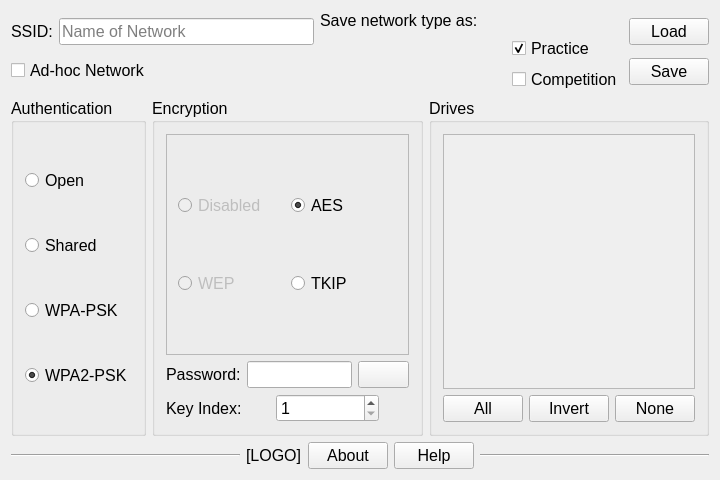
Before: the Qt Designer form configwindow.ui in OlyCow/drive-configer, drawn with Qt 5.
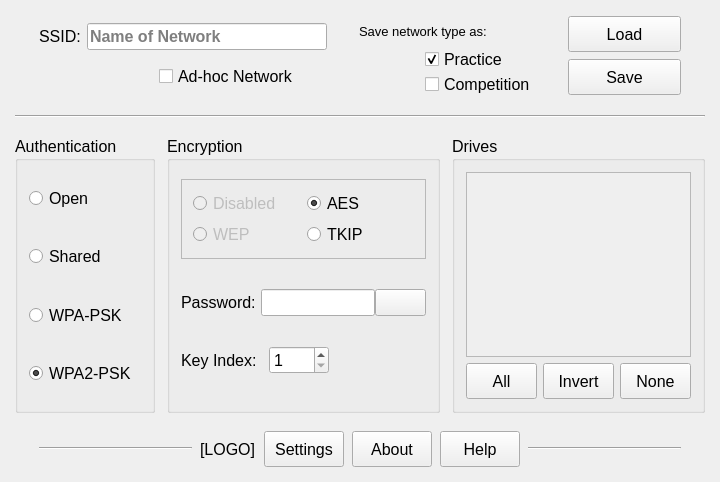
After: the same form once the commit is applied. Icons and pictures are not drawn.

Commit message:
Prettified layout
mostly done?

Diff of the .ui file:
```diff
--- a/configwindow.ui
+++ b/configwindow.ui
@@ -10,6 +10,18 @@
     <height>480</height>
    </rect>
   </property>
+  <property name="sizePolicy">
+   <sizepolicy hsizetype="Maximum" vsizetype="Maximum">
+    <horstretch>0</horstretch>
+    <verstretch>0</verstretch>
+   </sizepolicy>
+  </property>
+  <property name="maximumSize">
+   <size>
+    <width>720</width>
+    <height>480</height>
+   </size>
+  </property>
   <property name="font">
    <font>
     <pointsize>12</pointsize>
@@ -19,116 +31,53 @@
    <string>ConfigWindow</string>
   </property>
   <widget class="QWidget" name="widget_main">
-   <layout class="QGridLayout" name="gridLayout">
-    <item row="0" column="0">
-     <layout class="QHBoxLayout" name="layout_network">
-      <item>
-       <layout class="QGridLayout" name="layout_network_info">
-        <item row="0" column="1">
-         <widget class="QLineEdit" name="lineEdit_SSID">
-          <property name="placeholderText">
-           <string>Name of Network</string>
-          </property>
-          <property name="clearButtonEnabled">
-           <bool>true</bool>
-          </property>
-         </widget>
-        </item>
-        <item row="0" column="0">
-         <widget class="QLabel" name="label_SSID">
-          <property name="text">
-           <string>SSID:</string>
-          </property>
-         </widget>
-        </item>
-        <item row="1" column="0" colspan="2">
-         <widget class="QCheckBox" name="checkBox_adHoc">
-          <property name="text">
-           <string>Ad-hoc Network</string>
-          </property>
-         </widget>
-        </item>
-       </layout>
-      </item>
-      <item>
-       <layout class="QGridLayout" name="layout_network_type">
-        <item row="1" column="1">
-         <widget class="QCheckBox" name="checkBox_practice">
-          <property name="text">
-           <string>Practice</string>
-          </property>
-          <property name="checked">
-           <bool>true</bool>
-          </property>
-         </widget>
-        </item>
-        <item row="2" column="1">
-         <widget class="QCheckBox" name="checkBox_competition">
-          <property name="text">
-           <string>Competition</string>
-          </property>
-         </widget>
-        </item>
-        <item row="0" column="0" colspan="2">
-         <widget class="QLabel" name="label_network_type">
-          <property name="text">
-           <string>Save network type as:</string>
-          </property>
-         </widget>
-        </item>
-        <item row="1" column="0" rowspan="2">
-         <spacer name="spacer_network_type">
-          <property name="orientation">
-           <enum>Qt::Horizontal</enum>
-          </property>
-          <property name="sizeHint" stdset="0">
-           <size>
-            <width>40</width>
-            <height>20</height>
-           </size>
-          </property>
-         </spacer>
-        </item>
-       </layout>
-      </item>
-      <item>
-       <layout class="QVBoxLayout" name="layout_actions">
-        <item>
-         <widget class="QPushButton" name="pushButton_load">
-          <property name="text">
-           <string>Load</string>
-          </property>
-          <property name="icon">
-           <iconset resource="icons.qrc">
-            <normaloff>:/icons/download.png</normaloff>:/icons/download.png</iconset>
-          </property>
-         </widget>
-        </item>
-        <item>
-         <widget class="QPushButton" name="pushButton_save">
-          <property name="text">
-           <string>Save</string>
-          </property>
-          <property name="icon">
-           <iconset resource="icons.qrc">
-            <normaloff>:/icons/upload.png</normaloff>:/icons/upload.png</iconset>
-          </property>
-         </widget>
-        </item>
-       </layout>
-      </item>
-     </layout>
-    </item>
-    <item row="1" column="0">
+   <layout class="QGridLayout" name="gridLayout_main">
+    <property name="leftMargin">
+     <number>15</number>
+    </property>
+    <property name="topMargin">
+     <number>15</number>
+    </property>
+    <property name="rightMargin">
+     <number>15</number>
+    </property>
+    <property name="bottomMargin">
+     <number>15</number>
+    </property>
+    <property name="verticalSpacing">
+     <number>18</number>
+    </property>
+    <item row="2" column="0">
      <layout class="QHBoxLayout" name="layout_configs">
+      <property name="spacing">
+       <number>12</number>
+      </property>
       <item>
        <widget class="QGroupBox" name="groupBox_auth">
+        <property name="sizePolicy">
+         <sizepolicy hsizetype="Minimum" vsizetype="Preferred">
+          <horstretch>0</horstretch>
+          <verstretch>0</verstretch>
+         </sizepolicy>
+        </property>
+        <property name="minimumSize">
+         <size>
+          <width>140</width>
+          <height>0</height>
+         </size>
+        </property>
         <property name="title">
          <string>Authentication</string>
         </property>
         <layout class="QVBoxLayout" name="layout_auth">
          <item>
           <widget class="QRadioButton" name="radioButton_open">
+           <property name="sizePolicy">
+            <sizepolicy hsizetype="Minimum" vsizetype="Expanding">
+             <horstretch>0</horstretch>
+             <verstretch>0</verstretch>
+            </sizepolicy>
+           </property>
            <property name="text">
             <string>Open</string>
            </property>
@@ -136,6 +85,12 @@
          </item>
          <item>
           <widget class="QRadioButton" name="radioButton_shared">
+           <property name="sizePolicy">
+            <sizepolicy hsizetype="Minimum" vsizetype="Expanding">
+             <horstretch>0</horstretch>
+             <verstretch>0</verstretch>
+            </sizepolicy>
+           </property>
            <property name="text">
             <string>Shared</string>
            </property>
@@ -143,6 +98,12 @@
          </item>
          <item>
           <widget class="QRadioButton" name="radioButton_WPA">
+           <property name="sizePolicy">
+            <sizepolicy hsizetype="Minimum" vsizetype="Expanding">
+             <horstretch>0</horstretch>
+             <verstretch>0</verstretch>
+            </sizepolicy>
+           </property>
            <property name="text">
             <string>WPA-PSK</string>
            </property>
@@ -150,6 +111,12 @@
          </item>
          <item>
           <widget class="QRadioButton" name="radioButton_WPA2">
+           <property name="sizePolicy">
+            <sizepolicy hsizetype="Minimum" vsizetype="Expanding">
+             <horstretch>0</horstretch>
+             <verstretch>0</verstretch>
+            </sizepolicy>
+           </property>
            <property name="text">
             <string>WPA2-PSK</string>
            </property>
@@ -167,6 +134,15 @@
          <string>Encryption</string>
         </property>
         <layout class="QVBoxLayout" name="layout_encrypt">
+         <property name="spacing">
+          <number>30</number>
+         </property>
+         <property name="topMargin">
+          <number>18</number>
+         </property>
+         <property name="bottomMargin">
+          <number>36</number>
+         </property>
          <item>
           <widget class="QFrame" name="frame_encrypt">
            <property name="frameShape">
@@ -218,10 +194,13 @@
          </item>
          <item>
           <layout class="QHBoxLayout" name="layout_password">
+           <property name="spacing">
+            <number>0</number>
+           </property>
            <item>
             <widget class="QLabel" name="label_password">
              <property name="text">
-              <string>Password:</string>
+              <string>Password: </string>
              </property>
             </widget>
            </item>
@@ -259,6 +238,9 @@
          </item>
          <item>
           <layout class="QHBoxLayout" name="layout_key_index">
+           <property name="spacing">
+            <number>12</number>
+           </property>
            <item>
             <widget class="QLabel" name="label_key_index">
              <property name="text">
@@ -268,6 +250,12 @@
            </item>
            <item>
             <widget class="QSpinBox" name="spinBox_key_index">
+             <property name="minimumSize">
+              <size>
+               <width>60</width>
+               <height>0</height>
+              </size>
+             </property>
              <property name="minimum">
               <number>1</number>
              </property>
@@ -279,7 +267,7 @@
            <item>
             <widget class="QLabel" name="label_key_index_help">
              <property name="sizePolicy">
-              <sizepolicy hsizetype="Fixed" vsizetype="Fixed">
+              <sizepolicy hsizetype="Expanding" vsizetype="Fixed">
                <horstretch>0</horstretch>
                <verstretch>0</verstretch>
               </sizepolicy>
@@ -308,6 +296,18 @@
       </item>
       <item>
        <widget class="QGroupBox" name="groupBox_drives">
+        <property name="sizePolicy">
+         <sizepolicy hsizetype="Fixed" vsizetype="Preferred">
+          <horstretch>0</horstretch>
+          <verstretch>0</verstretch>
+         </sizepolicy>
+        </property>
+        <property name="minimumSize">
+         <size>
+          <width>240</width>
+          <height>0</height>
+         </size>
+        </property>
         <property name="title">
          <string>Drives</string>
         </property>
@@ -322,8 +322,8 @@
              <rect>
               <x>0</x>
               <y>0</y>
-              <width>252</width>
-              <height>251</height>
+              <width>221</width>
+              <height>175</height>
              </rect>
             </property>
            </widget>
@@ -333,6 +333,18 @@
           <layout class="QHBoxLayout" name="layout_selection">
            <item>
             <widget class="QPushButton" name="pushButton_select_all">
+             <property name="sizePolicy">
+              <sizepolicy hsizetype="Expanding" vsizetype="Fixed">
+               <horstretch>0</horstretch>
+               <verstretch>0</verstretch>
+              </sizepolicy>
+             </property>
+             <property name="minimumSize">
+              <size>
+               <width>0</width>
+               <height>36</height>
+              </size>
+             </property>
              <property name="text">
               <string>All</string>
              </property>
@@ -340,6 +352,18 @@
            </item>
            <item>
             <widget class="QPushButton" name="pushButton_select_invert">
+             <property name="sizePolicy">
+              <sizepolicy hsizetype="Expanding" vsizetype="Fixed">
+               <horstretch>0</horstretch>
+               <verstretch>0</verstretch>
+              </sizepolicy>
+             </property>
+             <property name="minimumSize">
+              <size>
+               <width>0</width>
+               <height>36</height>
+              </size>
+             </property>
              <property name="text">
               <string>Invert</string>
              </property>
@@ -347,6 +371,18 @@
            </item>
            <item>
             <widget class="QPushButton" name="pushButton_select_none">
+             <property name="sizePolicy">
+              <sizepolicy hsizetype="Expanding" vsizetype="Fixed">
+               <horstretch>0</horstretch>
+               <verstretch>0</verstretch>
+              </sizepolicy>
+             </property>
+             <property name="minimumSize">
+              <size>
+               <width>0</width>
+               <height>36</height>
+              </size>
+             </property>
              <property name="text">
               <string>None</string>
              </property>
@@ -359,8 +395,17 @@
       </item>
      </layout>
     </item>
-    <item row="2" column="0">
+    <item row="3" column="0">
      <layout class="QHBoxLayout" name="layout_program">
+      <property name="spacing">
+       <number>8</number>
+      </property>
+      <property name="leftMargin">
+       <number>24</number>
+      </property>
+      <property name="rightMargin">
+       <number>24</number>
+      </property>
       <item>
        <widget class="Line" name="line_L">
         <property name="sizePolicy">
@@ -381,8 +426,27 @@
         </property>
        </widget>
       </item>
+      <item>
+       <widget class="QPushButton" name="pushButton">
+        <property name="minimumSize">
+         <size>
+          <width>0</width>
+          <height>36</height>
+         </size>
+        </property>
+        <property name="text">
+         <string>Settings</string>
+        </property>
+       </widget>
+      </item>
       <item>
        <widget class="QPushButton" name="pushButton_about">
+        <property name="minimumSize">
+         <size>
+          <width>0</width>
+          <height>36</height>
+         </size>
+        </property>
         <property name="text">
          <string>About</string>
         </property>
@@ -390,6 +454,12 @@
       </item>
       <item>
        <widget class="QPushButton" name="pushButton_help">
+        <property name="minimumSize">
+         <size>
+          <width>0</width>
+          <height>36</height>
+         </size>
+        </property>
         <property name="text">
          <string>Help</string>
         </property>
@@ -410,6 +480,188 @@
       </item>
      </layout>
     </item>
+    <item row="0" column="0">
+     <layout class="QHBoxLayout" name="layout_network">
+      <property name="spacing">
+       <number>32</number>
+      </property>
+      <property name="leftMargin">
+       <number>24</number>
+      </property>
+      <property name="rightMargin">
+       <number>24</number>
+      </property>
+      <item>
+       <layout class="QGridLayout" name="layout_network_info">
+        <item row="0" column="1">
+         <widget class="QLineEdit" name="lineEdit_SSID">
+          <property name="sizePolicy">
+           <sizepolicy hsizetype="Fixed" vsizetype="Fixed">
+            <horstretch>0</horstretch>
+            <verstretch>0</verstretch>
+           </sizepolicy>
+          </property>
+          <property name="minimumSize">
+           <size>
+            <width>240</width>
+            <height>0</height>
+           </size>
+          </property>
+          <property name="font">
+           <font>
+            <weight>75</weight>
+            <bold>true</bold>
+           </font>
+          </property>
+          <property name="placeholderText">
+           <string>Name of Network</string>
+          </property>
+          <property name="clearButtonEnabled">
+           <bool>true</bool>
+          </property>
+         </widget>
+        </item>
+        <item row="0" column="0">
+         <widget class="QLabel" name="label_SSID">
+          <property name="text">
+           <string>SSID:</string>
+          </property>
+         </widget>
+        </item>
+        <item row="1" column="0" colspan="2">
+         <layout class="QHBoxLayout" name="layout_adHoc">
+          <item>
+           <spacer name="spacer_adHoc">
+            <property name="orientation">
+             <enum>Qt::Horizontal</enum>
+            </property>
+            <property name="sizeType">
+             <enum>QSizePolicy::Fixed</enum>
+            </property>
+            <property name="sizeHint" stdset="0">
+             <size>
+              <width>120</width>
+              <height>20</height>
+             </size>
+            </property>
+           </spacer>
+          </item>
+          <item>
+           <widget class="QCheckBox" name="checkBox_adHoc">
+            <property name="text">
+             <string>Ad-hoc Network</string>
+            </property>
+           </widget>
+          </item>
+         </layout>
+        </item>
+       </layout>
+      </item>
+      <item>
+       <layout class="QGridLayout" name="layout_network_type">
+        <property name="verticalSpacing">
+         <number>0</number>
+        </property>
+        <item row="0" column="0" colspan="2">
+         <widget class="QLabel" name="label_network_type">
+          <property name="minimumSize">
+           <size>
+            <width>0</width>
+            <height>32</height>
+           </size>
+          </property>
+          <property name="font">
+           <font>
+            <pointsize>10</pointsize>
+           </font>
+          </property>
+          <property name="text">
+           <string>Save network type as:</string>
+          </property>
+         </widget>
+        </item>
+        <item row="2" column="1">
+         <widget class="QCheckBox" name="checkBox_competition">
+          <property name="text">
+           <string>Competition</string>
+          </property>
+         </widget>
+        </item>
+        <item row="1" column="0" rowspan="2">
+         <spacer name="spacer_network_type">
+          <property name="orientation">
+           <enum>Qt::Horizontal</enum>
+          </property>
+          <property name="sizeType">
+           <enum>QSizePolicy::Preferred</enum>
+          </property>
+          <property name="sizeHint" stdset="0">
+           <size>
+            <width>60</width>
+            <height>20</height>
+           </size>
+          </property>
+         </spacer>
+        </item>
+        <item row="1" column="1">
+         <widget class="QCheckBox" name="checkBox_practice">
+          <property name="text">
+           <string>Practice</string>
+          </property>
+          <property name="checked">
+           <bool>true</bool>
+          </property>
+         </widget>
+        </item>
+       </layout>
+      </item>
+      <item>
+       <layout class="QVBoxLayout" name="layout_actions">
+        <item>
+         <widget class="QPushButton" name="pushButton_load">
+          <property name="minimumSize">
+           <size>
+            <width>0</width>
+            <height>36</height>
+           </size>
+          </property>
+          <property name="text">
+           <string>Load</string>
+          </property>
+          <property name="icon">
+           <iconset resource="icons.qrc">
+            <normaloff>:/icons/download.png</normaloff>:/icons/download.png</iconset>
+          </property>
+         </widget>
+        </item>
+        <item>
+         <widget class="QPushButton" name="pushButton_save">
+          <property name="minimumSize">
+           <size>
+            <width>0</width>
+            <height>36</height>
+           </size>
+          </property>
+          <property name="text">
+           <string>Save</string>
+          </property>
+          <property name="icon">
+           <iconset resource="icons.qrc">
+            <normaloff>:/icons/upload.png</normaloff>:/icons/upload.png</iconset>
+          </property>
+         </widget>
+        </item>
+       </layout>
+      </item>
+     </layout>
+    </item>
+    <item row="1" column="0">
+     <widget class="Line" name="line_main">
+      <property name="orientation">
+       <enum>Qt::Horizontal</enum>
+      </property>
+     </widget>
+    </item>
    </layout>
   </widget>
  </widget>
```
Left out of the diff: 7 changed lines with no effect on the pictures. The commit also changes 2 other files.
